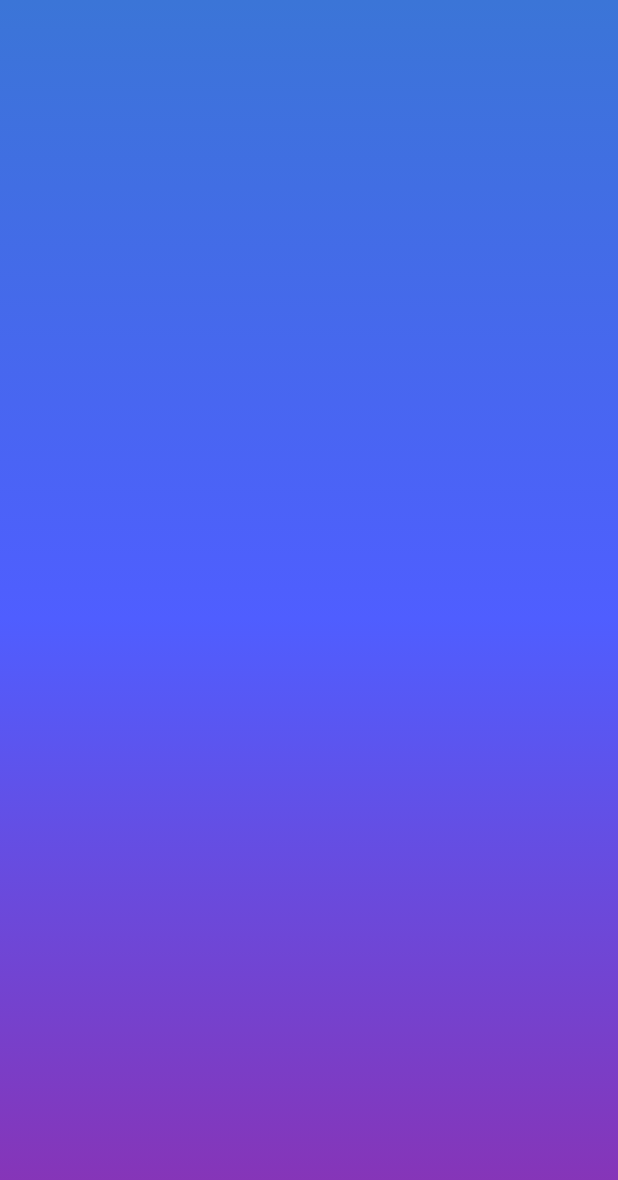
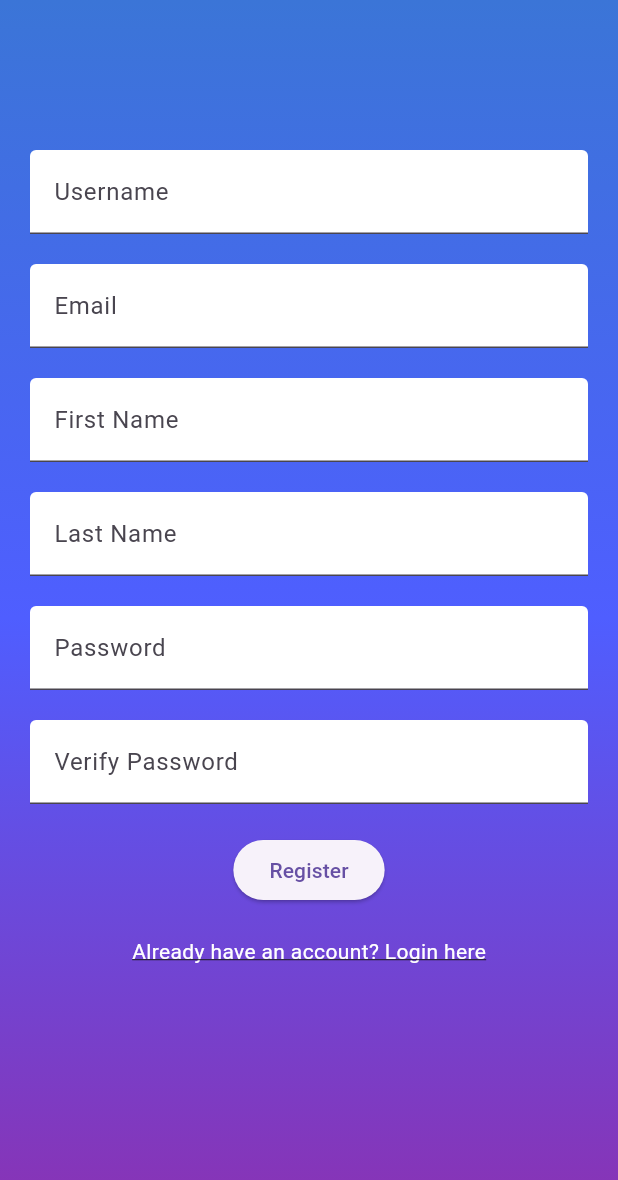
Before and after one commit to JPSSA/move.id, a Flutter app: the screen it shows after launch, after a tap on an icon or button, on a phone screen of 412 x 824 dp. Shown: the top 1180 px of the screen. Run offline on Flutter 3.47's test engine with Material 3 defaults, Android fonts, the phone set to English and light mode, and no system bars.

Commit message:
Flutter Login and Register Page

```diff
--- a/flutter_app/lib/screens/signin_screen.dart
+++ b/flutter_app/lib/screens/signin_screen.dart
@@ -1,7 +1,8 @@
 import 'package:flutter/material.dart';
-import 'package:flutter/widgets.dart';
 import 'package:flutter_app/utils/color_utils.dart';
 import 'package:flutter_app/screens/signup_screen.dart';
+import 'package:flutter_app/utils/utils.dart';
+
 
 class SignInScreen extends StatefulWidget {
   const SignInScreen({Key? key}) : super(key: key);
@@ -33,25 +34,15 @@ class _SignInScreenState extends State<SignInScreen> {
         child: Column(
           mainAxisAlignment: MainAxisAlignment.center,
           children: [
-            TextField(
+            buildSignUpField(
               controller: _usernameController,
-              decoration: const InputDecoration(
-                labelText: 'Username',
-                fillColor: Colors.white,
-                filled: true,
-              ),
+              labelText: 'Username',
             ),
-            const SizedBox(height: 20),
-            TextField(
+            buildSignUpField(
               controller: _passwordController,
+              labelText: 'Email',
               obscureText: true,
-              decoration: const InputDecoration(
-                labelText: 'Password',
-                fillColor: Colors.white,
-                filled: true,
-              ),
             ),
-            const SizedBox(height: 20),
             ElevatedButton(
               onPressed: () {
                 // Handle sign in button press
--- a/flutter_app/lib/screens/signup_screen.dart
+++ b/flutter_app/lib/screens/signup_screen.dart
@@ -1,18 +1,28 @@
 import 'package:flutter/material.dart';
 import 'package:flutter_app/utils/color_utils.dart';
+import 'package:flutter_app/utils/utils.dart';
+import 'package:flutter_app/screens/signin_screen.dart';
 
 class SignUpScreen extends StatefulWidget {
-  const SignUpScreen({Key? key}) : super(key: key); // Add missing 'key' parameter
+  const SignUpScreen({Key? key}) : super(key: key);
 
   @override
   State<SignUpScreen> createState() => _SignUpScreenState();
 }
 
 class _SignUpScreenState extends State<SignUpScreen> {
+  final TextEditingController _usernameController = TextEditingController();
+  final TextEditingController _emailController = TextEditingController();
+  final TextEditingController _fnameController = TextEditingController();
+  final TextEditingController _lnameController = TextEditingController();
+  final TextEditingController _password1Controller = TextEditingController();
+  final TextEditingController _password2Controller = TextEditingController();
+
   @override
   Widget build(BuildContext context) {
     return Scaffold(
       body: Container(
+        height: MediaQuery.of(context).size.height, // Set height of the container to the screen height
         decoration: BoxDecoration(
           gradient: LinearGradient(
             colors: [
@@ -24,6 +34,67 @@ class _SignUpScreenState extends State<SignUpScreen> {
             end: Alignment.bottomCenter,
           ),
         ),
+        child: SingleChildScrollView(
+          child: Padding(
+            padding: const EdgeInsets.symmetric(horizontal: 20, vertical: 100), // Adjust vertical padding here
+            child: Column(
+              mainAxisAlignment: MainAxisAlignment.end, // Align the column content to the bottom
+              children: [
+                buildSignUpField(
+                  controller: _usernameController,
+                  labelText: 'Username',
+                ),
+                buildSignUpField(
+                  controller: _emailController,
+                  labelText: 'Email',
+                  obscureText: true,
+                ),
+                buildSignUpField(
+                  controller: _fnameController,
+                  labelText: 'First Name',
+                  obscureText: true,
+                ),
+                buildSignUpField(
+                  controller: _lnameController,
+                  labelText: 'Last Name',
+                  obscureText: true,
+                ),
+                buildSignUpField(
+                  controller: _password1Controller,
+                  labelText: 'Password',
+                  obscureText: true,
+                ),
+                buildSignUpField(
+                  controller: _password2Controller,
+                  labelText: 'Verify Password',
+                  obscureText: true,
+                ),
+                ElevatedButton(
+                  onPressed: () {
+                    // Handle sign up button press
+                  },
+                  child: const Text('Register'),
+                ),
+                const SizedBox(height: 20),
+                GestureDetector(
+                  onTap: () {
+                    Navigator.push(
+                      context,
+                      MaterialPageRoute(builder: (context) => const SignInScreen()),
+                    );
+                  },
+                  child: const Text(
+                    'Already have an account? Login here',
+                    style: TextStyle(
+                      color: Colors.white,
+                      decoration: TextDecoration.underline,
+                    ),
+                  ),
+                ),
+              ],
+            ),
+          ),
+        ),
       ),
     );
   }
--- /dev/null
+++ b/flutter_app/lib/utils/utils.dart
@@ -0,0 +1,23 @@
+import 'package:flutter/material.dart';
+
+Widget buildSignUpField({
+  required TextEditingController controller,
+  required String labelText,
+  bool obscureText = false,
+}) {
+  return Column(
+    crossAxisAlignment: CrossAxisAlignment.start,
+    children: [
+      TextField(
+        controller: controller,
+        obscureText: obscureText,
+        decoration: InputDecoration(
+          labelText: labelText,
+          fillColor: Colors.white,
+          filled: true,
+        ),
+      ),
+      const SizedBox(height: 20),
+    ],
+  );
+}
```
Also changed, not shown: flutter_app/lib/utils/color_utils.dart (line endings or trailing spaces), 1 other file.
